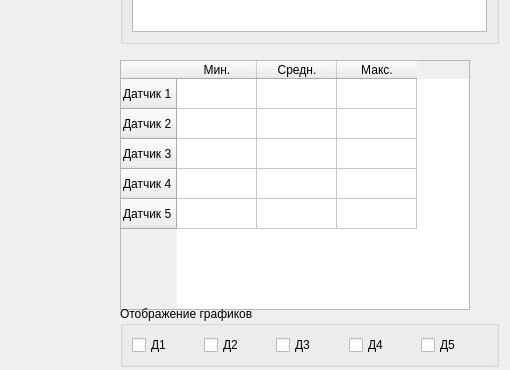
The window that smef/session_viewer.ui (CrinitusFeles/SMEF) describes before a commit, drawn with Qt 5; both pictures show x 680 to 1190 and y 228 to 598 of the 1190 by 865 pixel window.
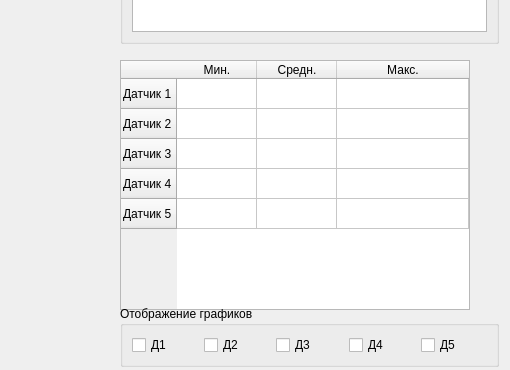
The same window after the commit. Custom widgets are drawn as their Qt base class.

```diff
--- a/smef/session_viewer.ui
+++ b/smef/session_viewer.ui
@@ -136,6 +136,9 @@
        <attribute name="horizontalHeaderDefaultSectionSize">
         <number>80</number>
        </attribute>
+       <attribute name="horizontalHeaderStretchLastSection">
+        <bool>true</bool>
+       </attribute>
        <row>
         <property name="text">
          <string>Датчик 1</string>
```
